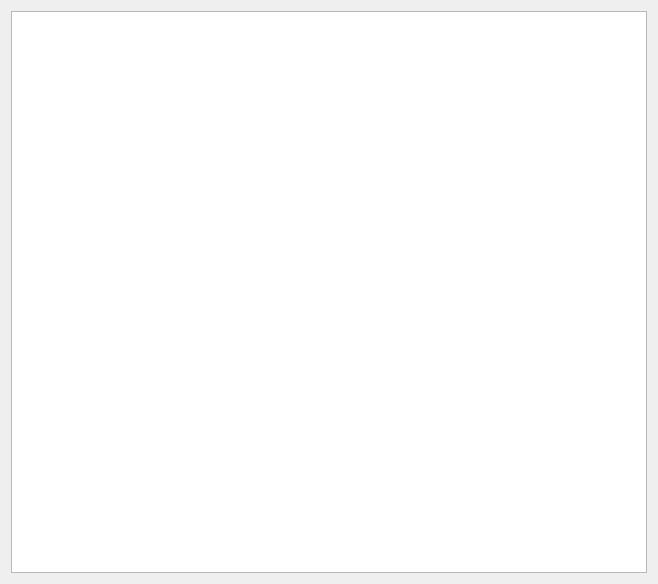
First picture: the form in src/gui/mainwindow.ui, repository ElieCo/MicroTransat, before the edit.
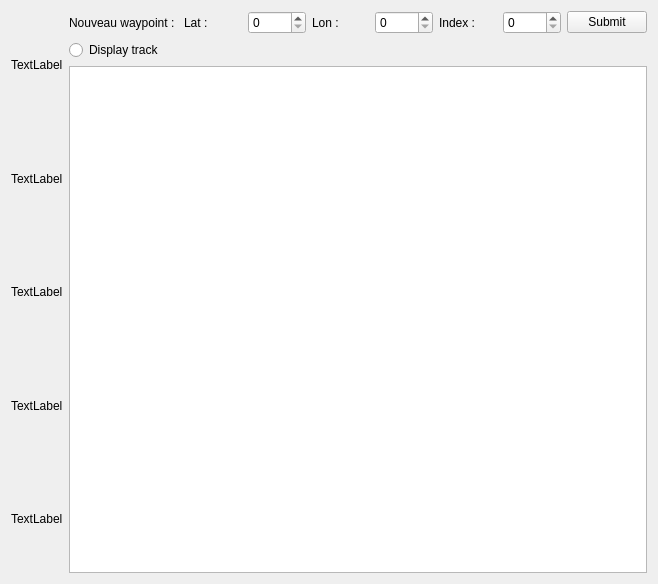
Second picture: the form after the edit.

Commit message: GUI using design mode

```diff
--- a/src/gui/mainwindow.ui
+++ b/src/gui/mainwindow.ui
@@ -24,8 +24,114 @@
   </property>
   <widget class="QWidget" name="centralWidget">
    <layout class="QGridLayout" name="gridLayout">
-    <item row="0" column="0">
-     <widget class="QTableView" name="tableView"/>
+    <item row="1" column="0">
+     <layout class="QHBoxLayout" name="horizontalLayout">
+      <item>
+       <layout class="QVBoxLayout" name="verticalLayout">
+        <item>
+         <widget class="QLabel" name="label_5">
+          <property name="text">
+           <string>TextLabel</string>
+          </property>
+         </widget>
+        </item>
+        <item>
+         <widget class="QLabel" name="label_2">
+          <property name="text">
+           <string>TextLabel</string>
+          </property>
+         </widget>
+        </item>
+        <item>
+         <widget class="QLabel" name="label">
+          <property name="text">
+           <string>TextLabel</string>
+          </property>
+         </widget>
+        </item>
+        <item>
+         <widget class="QLabel" name="label_3">
+          <property name="text">
+           <string>TextLabel</string>
+          </property>
+         </widget>
+        </item>
+        <item>
+         <widget class="QLabel" name="label_6">
+          <property name="text">
+           <string>TextLabel</string>
+          </property>
+         </widget>
+        </item>
+       </layout>
+      </item>
+     </layout>
+    </item>
+    <item row="1" column="1">
+     <layout class="QVBoxLayout" name="verticalLayout_2">
+      <item>
+       <layout class="QHBoxLayout" name="horizontalLayout_2">
+        <item>
+         <widget class="QLabel" name="label_8">
+          <property name="text">
+           <string>Nouveau waypoint : </string>
+          </property>
+         </widget>
+        </item>
+        <item>
+         <widget class="QLabel" name="label_4">
+          <property name="text">
+           <string>Lat : </string>
+          </property>
+         </widget>
+        </item>
+        <item>
+         <widget class="QSpinBox" name="spinBox"/>
+        </item>
+        <item>
+         <widget class="QLabel" name="label_9">
+          <property name="text">
+           <string>Lon :</string>
+          </property>
+         </widget>
+        </item>
+        <item>
+         <widget class="QSpinBox" name="spinBox_2"/>
+        </item>
+        <item>
+         <widget class="QLabel" name="label_10">
+          <property name="text">
+           <string>Index : </string>
+          </property>
+         </widget>
+        </item>
+        <item>
+         <widget class="QSpinBox" name="spinBox_3"/>
+        </item>
+        <item>
+         <widget class="QPushButton" name="pushButton">
+          <property name="text">
+           <string>Submit</string>
+          </property>
+         </widget>
+        </item>
+       </layout>
+      </item>
+      <item>
+       <layout class="QHBoxLayout" name="horizontalLayout_3">
+        <item>
+         <widget class="QRadioButton" name="radioButton">
+          <property name="text">
+           <string>Display track</string>
+          </property>
+         </widget>
+        </item>
+       </layout>
+      </item>
+      <item>
+       <widget class="QGraphicsView" name="graphicsView"/>
+      </item>
+     </layout>
     </item>
    </layout>
   </widget>
```
